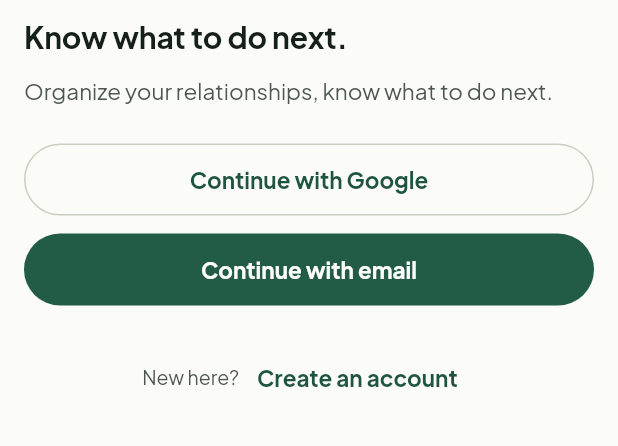
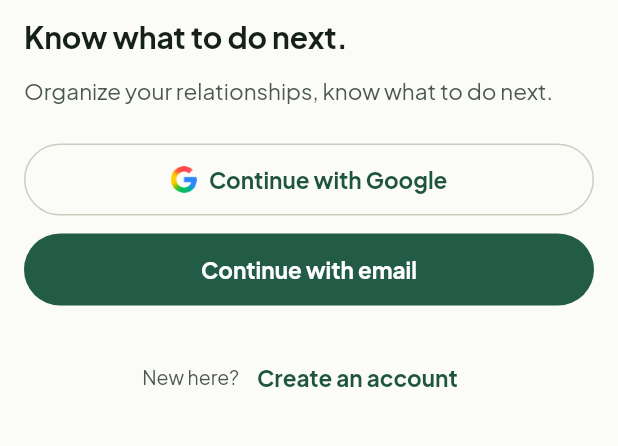
Before and after one commit to paulthvt/folo-mlm, a Flutter app: the screen it shows after launch, on a phone screen of 412 x 824 dp, the part 440-886 px from its top. Run offline on Flutter 3.47's test engine with Material 3 defaults, Android fonts, the phone set to English and light mode, and no system bars; our stand-ins replace flutter_riverpod, go_router, supabase_flutter; accounts and stored records are empty.

Commit message:
feat(auth): put the official Google mark on the sign-in button
Google's branding guidelines require their own mark on the button. Uses the
flat "G" from developers.google.com/identity at 1x/2x/3x, unaltered, rather
than the product favicon or a redrawn logo.

Also ignores `.widget_preview/` and `.claude/`, both local scratch.

```diff
--- a/lib/features/auth/presentation/welcome_page.dart
+++ b/lib/features/auth/presentation/welcome_page.dart
@@ -66,16 +66,18 @@ class _WelcomePageState extends ConsumerState<WelcomePage> {
           crossAxisAlignment: CrossAxisAlignment.stretch,
           spacing: AppSpacing.ms,
           children: [
-            // Google mandates its own sign-in mark; until that asset is added
-            // the button is label-only. Sign in with Apple needs a paid Apple
-            // Developer account, so it is absent rather than broken: issue #22.
-            OutlinedButton(
+            // Sign in with Apple needs a paid Apple Developer account, so it is
+            // absent rather than broken: issue #22.
+            OutlinedButton.icon(
               onPressed: _busy
                   ? null
                   : () => _continueWith(
                       ref.read(authRepositoryProvider).signInWithGoogle,
                     ),
-              child: const Text('Continue with Google'),
+              // Not an AppSpacing value: 18 is the minimum mark height Google's
+              // branding guidelines set, so it is theirs to change, not ours.
+              icon: Image.asset('assets/images/google_g.png', height: 18),
+              label: const Text('Continue with Google'),
             ),
             FilledButton(
               onPressed: _busy ? null : () => context.push(Routes.login),
--- a/pubspec.yaml
+++ b/pubspec.yaml
@@ -25,6 +25,12 @@ dev_dependencies:
 flutter:
   uses-material-design: true
 
+  # The official flat Google "G", from developers.google.com/identity — their
+  # branding guidelines require their own mark on a sign-in button and forbid
+  # redrawing or recolouring it. 1x/2x/3x so Flutter picks the density.
+  assets:
+    - assets/images/google_g.png
+
   # Bundled, not fetched: identical rendering on Web and mobile, no webfont
   # request, no google_fonts dependency. One variable file covers every weight;
   # styles set the `wght` axis (see app_typography.dart). Licence: assets/fonts/OFL.txt
```
Also changed, not shown: assets/images/2.0x/google_g.png (added), assets/images/3.0x/google_g.png (added), assets/images/google_g.png (added), 3 other files.
